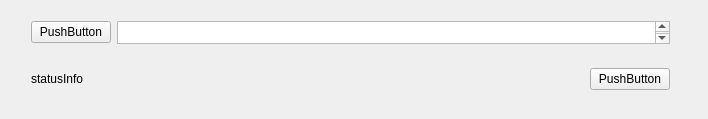
Old version of the form UpLink_EXE/widget.ui in the repository nihaokeaio/MyNote.
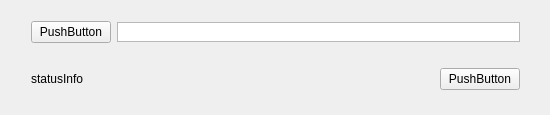
New version of the form.

```diff
--- a/UpLink_EXE/widget.ui
+++ b/UpLink_EXE/widget.ui
@@ -6,8 +6,8 @@
    <rect>
     <x>0</x>
     <y>0</y>
-    <width>708</width>
-    <height>119</height>
+    <width>550</width>
+    <height>115</height>
    </rect>
   </property>
   <property name="sizePolicy">
@@ -24,7 +24,7 @@
     <rect>
      <x>20</x>
      <y>10</y>
-     <width>661</width>
+     <width>511</width>
      <height>91</height>
     </rect>
    </property>
@@ -49,9 +49,18 @@
         <property name="maximumSize">
          <size>
           <width>16777215</width>
-          <height>23</height>
+          <height>20</height>
          </size>
         </property>
+        <property name="verticalScrollBarPolicy">
+         <enum>Qt::ScrollBarAlwaysOff</enum>
+        </property>
+        <property name="horizontalScrollBarPolicy">
+         <enum>Qt::ScrollBarAlwaysOff</enum>
+        </property>
+        <property name="lineWrapMode">
+         <enum>QTextEdit::NoWrap</enum>
+        </property>
        </widget>
       </item>
      </layout>
```
